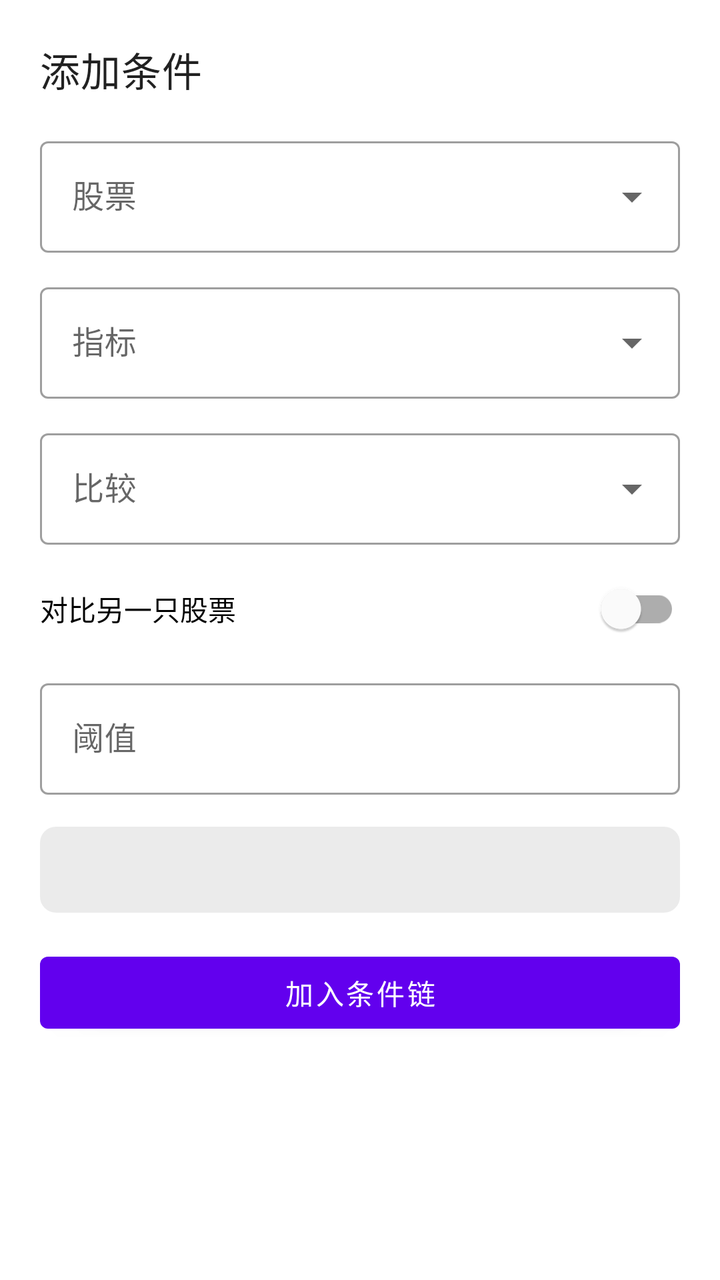
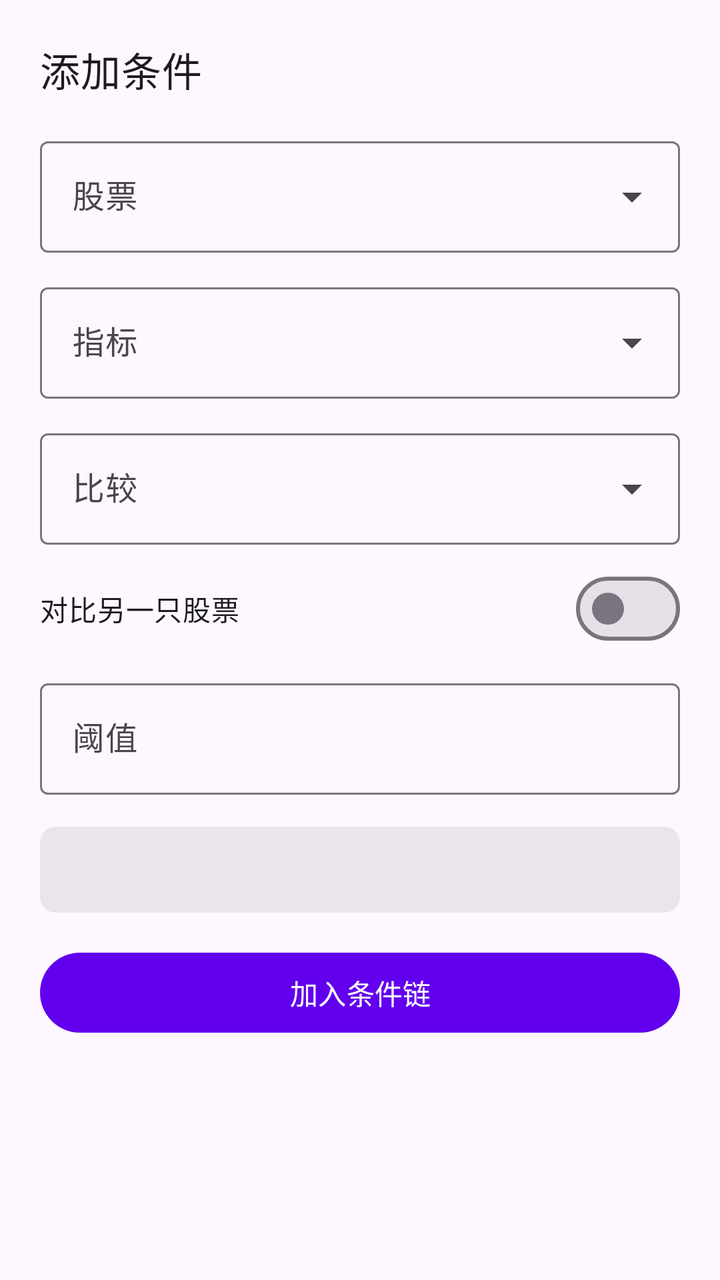

Screens rendered from an Android XML layout before and after an edit, with the pre-edit source and the edit as a unified diff.
<!-- AndroidManifest.xml: application theme Theme.GPTest -->
<!-- res/layout/dialog_add_condition.xml -->
<?xml version="1.0" encoding="utf-8"?>
<LinearLayout xmlns:android="http://schemas.android.com/apk/res/android"
    xmlns:app="http://schemas.android.com/apk/res-auto"
    android:layout_width="match_parent"
    android:layout_height="wrap_content"
    android:orientation="vertical"
    android:padding="20dp">

    <TextView
        android:id="@+id/tvSheetTitle"
        android:layout_width="match_parent"
        android:layout_height="wrap_content"
        android:text="@string/alert_add_condition"
        android:textAppearance="?attr/textAppearanceHeadline6" />

    <com.google.android.material.textfield.TextInputLayout
        android:id="@+id/tilStock"
        style="@style/Widget.MaterialComponents.TextInputLayout.OutlinedBox.ExposedDropdownMenu"
        android:layout_width="match_parent"
        android:layout_height="wrap_content"
        android:layout_marginTop="16dp"
        android:hint="@string/alert_condition_stock">

        <AutoCompleteTextView
            android:id="@+id/actStock"
            android:layout_width="match_parent"
            android:layout_height="wrap_content"
            android:inputType="none" />
    </com.google.android.material.textfield.TextInputLayout>

    <com.google.android.material.textfield.TextInputLayout
        android:id="@+id/tilMetric"
        style="@style/Widget.MaterialComponents.TextInputLayout.OutlinedBox.ExposedDropdownMenu"
        android:layout_width="match_parent"
        android:layout_height="wrap_content"
        android:layout_marginTop="12dp"
        android:hint="@string/alert_condition_metric">

        <AutoCompleteTextView
            android:id="@+id/actMetric"
            android:layout_width="match_parent"
            android:layout_height="wrap_content"
            android:inputType="none" />
    </com.google.android.material.textfield.TextInputLayout>

    <com.google.android.material.textfield.TextInputLayout
        android:id="@+id/tilOperator"
        style="@style/Widget.MaterialComponents.TextInputLayout.OutlinedBox.ExposedDropdownMenu"
        android:layout_width="match_parent"
        android:layout_height="wrap_content"
        android:layout_marginTop="12dp"
        android:hint="@string/alert_condition_operator">

        <AutoCompleteTextView
            android:id="@+id/actOperator"
            android:layout_width="match_parent"
            android:layout_height="wrap_content"
            android:inputType="none" />
    </com.google.android.material.textfield.TextInputLayout>

    <com.google.android.material.switchmaterial.SwitchMaterial
        android:id="@+id/switchCompare"
        android:layout_width="match_parent"
        android:layout_height="wrap_content"
        android:layout_marginTop="8dp"
        android:text="@string/alert_condition_compare" />

    <com.google.android.material.textfield.TextInputLayout
        android:id="@+id/tilValue"
        style="@style/Widget.MaterialComponents.TextInputLayout.OutlinedBox"
        android:layout_width="match_parent"
        android:layout_height="wrap_content"
        android:layout_marginTop="8dp"
        android:hint="@string/alert_condition_value">

        <com.google.android.material.textfield.TextInputEditText
            android:id="@+id/etValue"
            android:layout_width="match_parent"
            android:layout_height="wrap_content"
            android:inputType="numberDecimal|numberSigned"
            android:maxLines="1" />
    </com.google.android.material.textfield.TextInputLayout>

    <com.google.android.material.textfield.TextInputLayout
        android:id="@+id/tilCompareStock"
        style="@style/Widget.MaterialComponents.TextInputLayout.OutlinedBox.ExposedDropdownMenu"
        android:layout_width="match_parent"
        android:layout_height="wrap_content"
        android:layout_marginTop="8dp"
        android:hint="@string/alert_condition_compare_stock"
        android:visibility="gone">

        <AutoCompleteTextView
            android:id="@+id/actCompareStock"
            android:layout_width="match_parent"
            android:layout_height="wrap_content"
            android:inputType="none" />
    </com.google.android.material.textfield.TextInputLayout>

    <TextView
        android:id="@+id/tvPreviewSentence"
        android:layout_width="match_parent"
        android:layout_height="wrap_content"
        android:layout_marginTop="16dp"
        android:background="@drawable/bg_quote_detail"
        android:padding="12dp"
        android:textAppearance="?attr/textAppearanceBody2" />

    <com.google.android.material.button.MaterialButton
        android:id="@+id/btnConfirmCondition"
        android:layout_width="match_parent"
        android:layout_height="wrap_content"
        android:layout_marginTop="16dp"
        android:text="@string/alert_condition_confirm" />
</LinearLayout>
<!-- resources referenced by this layout -->
<resources>
  <!-- drawable bg_quote_detail (drawable) -->
  <?xml version="1.0" encoding="utf-8"?>
  <shape xmlns:android="http://schemas.android.com/apk/res/android">
      <solid android:color="@color/quote_panel_bg" />
      <corners android:radius="8dp" />
  </shape>
  <string name="alert_add_condition">添加条件</string>
  <string name="alert_condition_compare">对比另一只股票</string>
  <string name="alert_condition_compare_stock">对比标的</string>
  <string name="alert_condition_confirm">加入条件链</string>
  <string name="alert_condition_metric">指标</string>
  <string name="alert_condition_operator">比较</string>
  <string name="alert_condition_stock">股票</string>
  <string name="alert_condition_value">阈值</string>
  <style name="Theme.GPTest" parent="Theme.MaterialComponents.DayNight.DarkActionBar">
          
          <item name="colorPrimary">@color/purple_500</item>
          <item name="colorPrimaryVariant">@color/purple_700</item>
          <item name="colorOnPrimary">@color/white</item>
          
          <item name="colorSecondary">@color/teal_200</item>
          <item name="colorSecondaryVariant">@color/teal_700</item>
          <item name="colorOnSecondary">@color/black</item>
          
          <item name="android:statusBarColor">?attr/colorPrimaryVariant</item>
          
      </style>
  <color name="quote_panel_bg">#14000000</color>
  <color name="purple_500">#FF6200EE</color>
  <color name="purple_700">#FF3700B3</color>
  <color name="white">#FFFFFFFF</color>
  <color name="teal_200">#FF03DAC5</color>
  <color name="teal_700">#FF018786</color>
  <color name="black">#FF000000</color>
</resources>

<!-- the commit's change to res/layout/dialog_add_condition.xml (unified diff, before → after) -->
@@ -15,7 +15,7 @@
 
     <com.google.android.material.textfield.TextInputLayout
         android:id="@+id/tilStock"
-        style="@style/Widget.MaterialComponents.TextInputLayout.OutlinedBox.ExposedDropdownMenu"
+        style="@style/Widget.Material3.TextInputLayout.OutlinedBox.ExposedDropdownMenu"
         android:layout_width="match_parent"
         android:layout_height="wrap_content"
         android:layout_marginTop="16dp"
@@ -30,7 +30,7 @@
 
     <com.google.android.material.textfield.TextInputLayout
         android:id="@+id/tilMetric"
-        style="@style/Widget.MaterialComponents.TextInputLayout.OutlinedBox.ExposedDropdownMenu"
+        style="@style/Widget.Material3.TextInputLayout.OutlinedBox.ExposedDropdownMenu"
         android:layout_width="match_parent"
         android:layout_height="wrap_content"
         android:layout_marginTop="12dp"
@@ -45,7 +45,7 @@
 
     <com.google.android.material.textfield.TextInputLayout
         android:id="@+id/tilOperator"
-        style="@style/Widget.MaterialComponents.TextInputLayout.OutlinedBox.ExposedDropdownMenu"
+        style="@style/Widget.Material3.TextInputLayout.OutlinedBox.ExposedDropdownMenu"
         android:layout_width="match_parent"
         android:layout_height="wrap_content"
         android:layout_marginTop="12dp"
@@ -58,7 +58,7 @@
             android:inputType="none" />
     </com.google.android.material.textfield.TextInputLayout>
 
-    <com.google.android.material.switchmaterial.SwitchMaterial
+    <com.google.android.material.materialswitch.MaterialSwitch
         android:id="@+id/switchCompare"
         android:layout_width="match_parent"
         android:layout_height="wrap_content"
@@ -67,7 +67,7 @@
 
     <com.google.android.material.textfield.TextInputLayout
         android:id="@+id/tilValue"
-        style="@style/Widget.MaterialComponents.TextInputLayout.OutlinedBox"
+        style="@style/Widget.Material3.TextInputLayout.OutlinedBox"
         android:layout_width="match_parent"
         android:layout_height="wrap_content"
         android:layout_marginTop="8dp"
@@ -83,7 +83,7 @@
 
     <com.google.android.material.textfield.TextInputLayout
         android:id="@+id/tilCompareStock"
-        style="@style/Widget.MaterialComponents.TextInputLayout.OutlinedBox.ExposedDropdownMenu"
+        style="@style/Widget.Material3.TextInputLayout.OutlinedBox.ExposedDropdownMenu"
         android:layout_width="match_parent"
         android:layout_height="wrap_content"
         android:layout_marginTop="8dp"
<!-- resource entries referenced after the edit -->
@@ -14,23 +14,24 @@
   <string name="alert_condition_operator">比较</string>
   <string name="alert_condition_stock">股票</string>
   <string name="alert_condition_value">阈值</string>
-  <style name="Theme.GPTest" parent="Theme.MaterialComponents.DayNight.DarkActionBar">
-          
+  <style name="Theme.GPTest" parent="Theme.Material3.DayNight.NoActionBar">
           <item name="colorPrimary">@color/purple_500</item>
-          <item name="colorPrimaryVariant">@color/purple_700</item>
           <item name="colorOnPrimary">@color/white</item>
-          
-          <item name="colorSecondary">@color/teal_200</item>
-          <item name="colorSecondaryVariant">@color/teal_700</item>
-          <item name="colorOnSecondary">@color/black</item>
-          
-          <item name="android:statusBarColor">?attr/colorPrimaryVariant</item>
-          
+          <item name="colorPrimaryContainer">@color/purple_200</item>
+          <item name="colorOnPrimaryContainer">@color/purple_700</item>
+          <item name="colorSecondary">@color/teal_700</item>
+          <item name="colorOnSecondary">@color/white</item>
+          <item name="colorSecondaryContainer">@color/teal_200</item>
+          <item name="colorOnSecondaryContainer">@color/black</item>
+          <item name="android:statusBarColor">@android:color/transparent</item>
+          <item name="android:navigationBarColor">@android:color/transparent</item>
+          <item name="android:windowLightStatusBar">true</item>
       </style>
   <color name="quote_panel_bg">#14000000</color>
   <color name="purple_500">#FF6200EE</color>
   <color name="purple_700">#FF3700B3</color>
   <color name="white">#FFFFFFFF</color>
+  <color name="purple_200">#FFBB86FC</color>
   <color name="teal_200">#FF03DAC5</color>
   <color name="teal_700">#FF018786</color>
   <color name="black">#FF000000</color>
